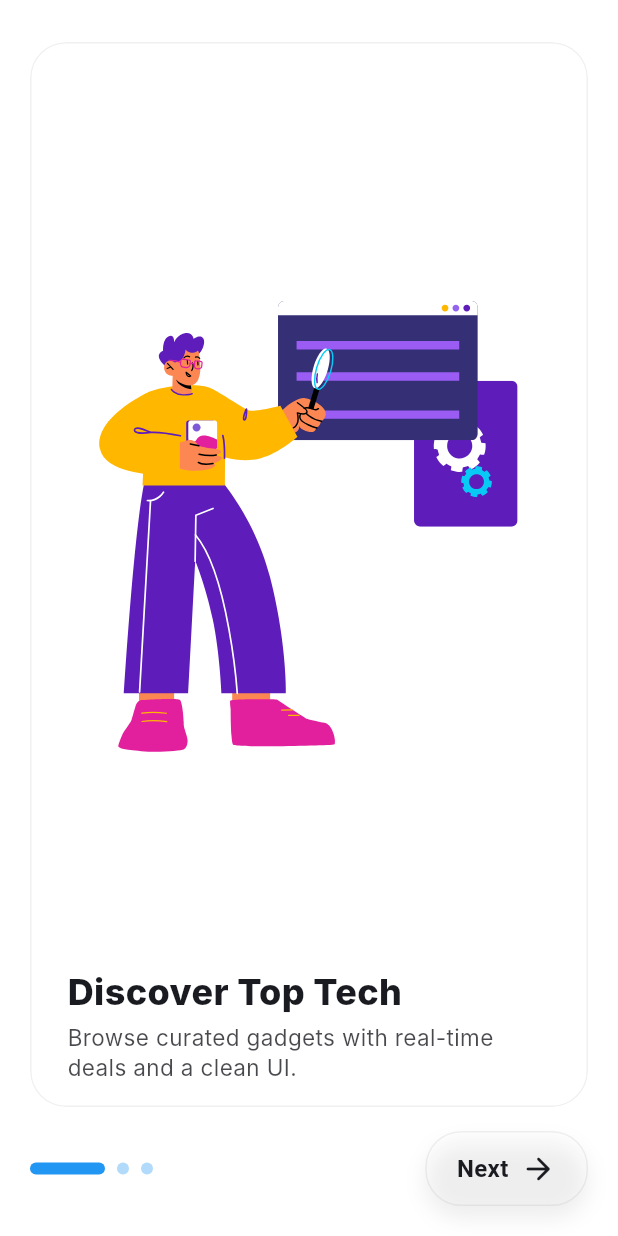
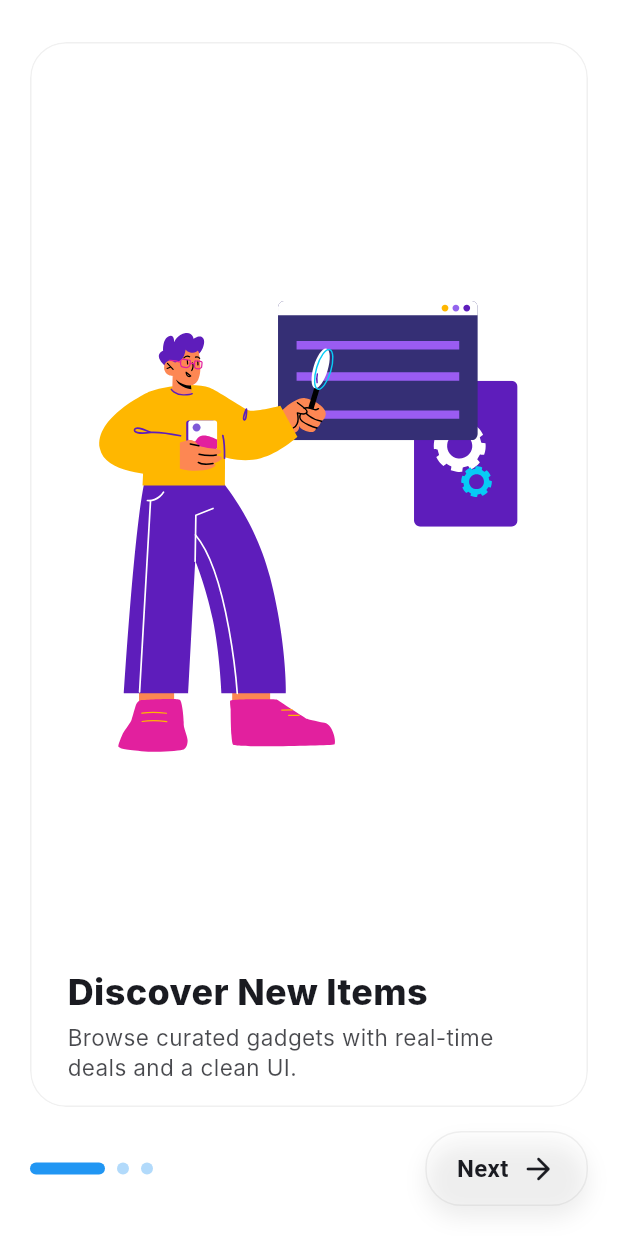
Before and after one commit to hamzafaizy/amazify, a Flutter app: the screen it shows after launch, on a phone screen of 412 x 824 dp. Run offline on Flutter 3.47's test engine with Material 3 defaults, Android fonts, the phone set to English and light mode, and no system bars; our stand-ins replace audioplayers, device_info_plus, dio, flutter_secure_storage, hive_flutter, logger and 2 more; missing offline and left inert: liquid_glass_renderer; accounts and stored records are empty; Roboto replaces fonts that are missing (Inter).

```diff
--- a/lib/features/auth/presentation/pages/onboarding.dart
+++ b/lib/features/auth/presentation/pages/onboarding.dart
@@ -110,7 +110,7 @@ class _OnBoardingViewState extends State<OnBoardingView> {
                         onPageChanged: (i) => setState(() => _index = i),
                         children: const [
                           _OnboardSlide(
-                            title: "Discover Top Tech",
+                            title: "Discover New Items",
                             subtitle:
                                 "Browse curated gadgets with real-time deals and a clean UI.",
                             lottieAsset: app_assets.onboard1Lottie,
```
Also changed, not shown: 1 other file.
